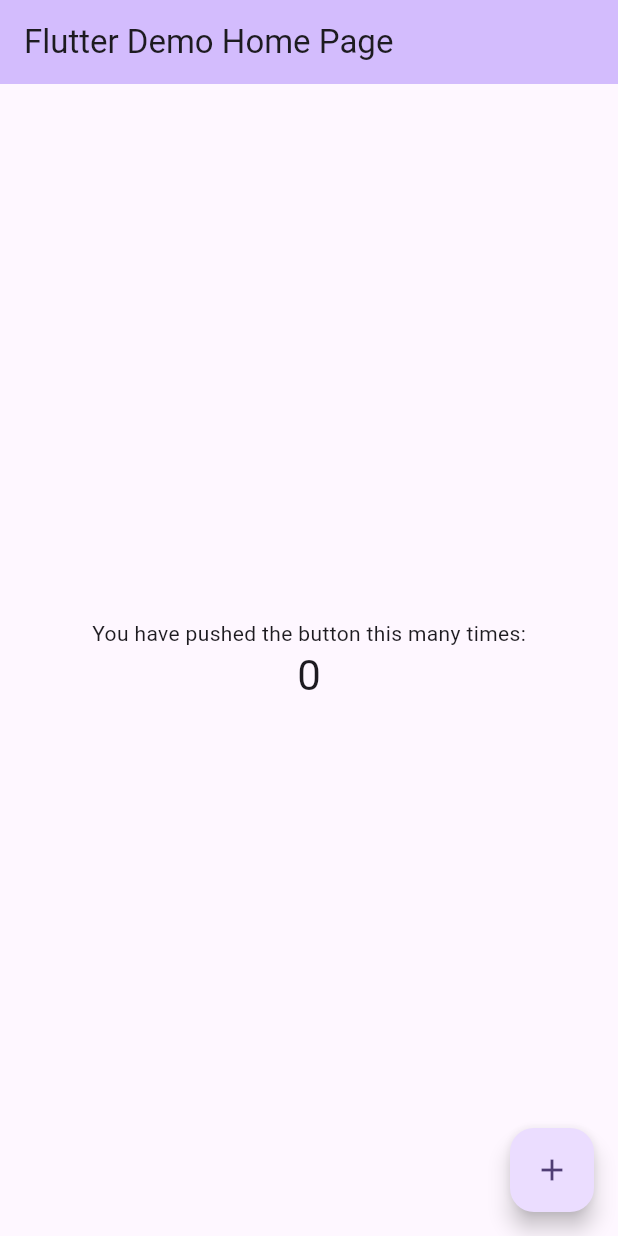
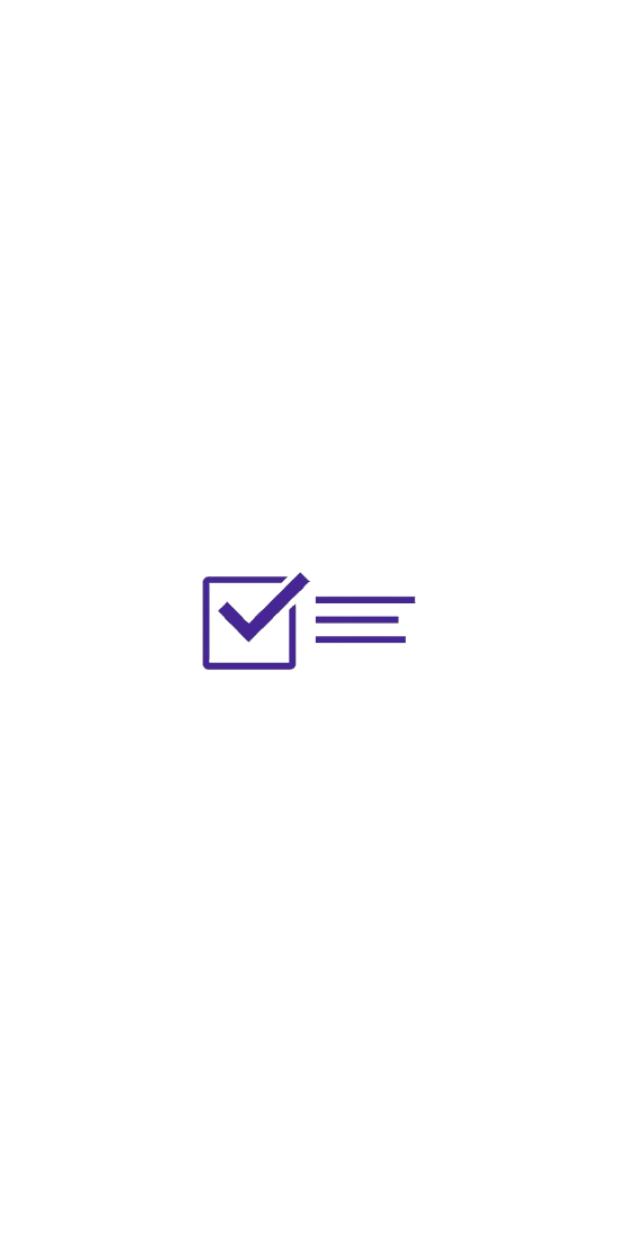
Before and after one commit to PratikAmonkar/doneit, a Flutter app: the first screen one second after launch, on a phone screen of 412 x 824 dp. Run offline on Flutter 3.47's test engine with Material 3 defaults, Android fonts, the phone set to English and light mode, and no system bars; our stand-ins replace flutter_riverpod, go_router.

Commit message:
splash screen added

```diff
--- /dev/null
+++ b/lib/core/constants/app_colors.dart
@@ -0,0 +1,7 @@
+import 'dart:ui';
+
+class AppColors {
+  static const Color fontColor1 = Color(0xFF37474F);
+  static const Color backgroundColor = Color(0xFFFFFFFF);
+  static const Color white1 = Color(0xFFFFFFFF);
+}
--- /dev/null
+++ b/lib/core/routes/routes.dart
@@ -0,0 +1,23 @@
+import 'package:DoneIt/presentation/screens/main_screen.dart';
+import 'package:go_router/go_router.dart';
+
+import '../../presentation/screens/splash_screen.dart';
+
+final router = GoRouter(
+  initialLocation: "/splash",
+  routes: [
+    GoRoute(path: "/splash", builder: (context, state) => const SplashScreen()),
+    GoRoute(
+      path: "/main-screen",
+      builder: (context, state) => const MainScreen(),
+    ),
+
+    /*GoRoute(
+      path: "/category-detail/:type",
+      builder: (context, state) {
+        final productType = state.pathParameters['type'];
+        return CategoryDetailScreen(type: productType);
+      },
+    ),*/
+  ],
+);
--- a/lib/main.dart
+++ b/lib/main.dart
@@ -1,3 +1,4 @@
+import 'package:DoneIt/core/routes/routes.dart';
 import 'package:flutter/material.dart';
 
 void main() {
@@ -7,116 +8,16 @@ void main() {
 class MyApp extends StatelessWidget {
   const MyApp({super.key});
 
-  // This widget is the root of your application.
   @override
   Widget build(BuildContext context) {
-    return MaterialApp(
-      title: 'Flutter Demo',
+    return MaterialApp.router(
+      title: 'DoneIt',
+      debugShowCheckedModeBanner: false,
       theme: ThemeData(
-        // This is the theme of your application.
-        //
-        // TRY THIS: Try running your application with "flutter run". You'll see
-        // the application has a purple toolbar. Then, without quitting the app,
-        // try changing the seedColor in the colorScheme below to Colors.green
-        // and then invoke "hot reload" (save your changes or press the "hot
-        // reload" button in a Flutter-supported IDE, or press "r" if you used
-        // the command line to start the app).
-        //
-        // Notice that the counter didn't reset back to zero; the application
-        // state is not lost during the reload. To reset the state, use hot
-        // restart instead.
-        //
-        // This works for code too, not just values: Most code changes can be
-        // tested with just a hot reload.
         colorScheme: ColorScheme.fromSeed(seedColor: Colors.deepPurple),
+        useMaterial3: true,
       ),
-      home: const MyHomePage(title: 'Flutter Demo Home Page'),
+      routerConfig: router,
     );
   }
 }
-
-class MyHomePage extends StatefulWidget {
-  const MyHomePage({super.key, required this.title});
-
-  // This widget is the home page of your application. It is stateful, meaning
-  // that it has a State object (defined below) that contains fields that affect
-  // how it looks.
-
-  // This class is the configuration for the state. It holds the values (in this
-  // case the title) provided by the parent (in this case the App widget) and
-  // used by the build method of the State. Fields in a Widget subclass are
-  // always marked "final".
-
-  final String title;
-
-  @override
-  State<MyHomePage> createState() => _MyHomePageState();
-}
-
-class _MyHomePageState extends State<MyHomePage> {
-  int _counter = 0;
-
-  void _incrementCounter() {
-    setState(() {
-      // This call to setState tells the Flutter framework that something has
-      // changed in this State, which causes it to rerun the build method below
-      // so that the display can reflect the updated values. If we changed
-      // _counter without calling setState(), then the build method would not be
-      // called again, and so nothing would appear to happen.
-      _counter++;
-    });
-  }
-
-  @override
-  Widget build(BuildContext context) {
-    // This method is rerun every time setState is called, for instance as done
-    // by the _incrementCounter method above.
-    //
-    // The Flutter framework has been optimized to make rerunning build methods
-    // fast, so that you can just rebuild anything that needs updating rather
-    // than having to individually change instances of widgets.
-    return Scaffold(
-      appBar: AppBar(
-        // TRY THIS: Try changing the color here to a specific color (to
-        // Colors.amber, perhaps?) and trigger a hot reload to see the AppBar
-        // change color while the other colors stay the same.
-        backgroundColor: Theme.of(context).colorScheme.inversePrimary,
-        // Here we take the value from the MyHomePage object that was created by
-        // the App.build method, and use it to set our appbar title.
-        title: Text(widget.title),
-      ),
-      body: Center(
-        // Center is a layout widget. It takes a single child and positions it
-        // in the middle of the parent.
-        child: Column(
-          // Column is also a layout widget. It takes a list of children and
-          // arranges them vertically. By default, it sizes itself to fit its
-          // children horizontally, and tries to be as tall as its parent.
-          //
-          // Column has various properties to control how it sizes itself and
-          // how it positions its children. Here we use mainAxisAlignment to
-          // center the children vertically; the main axis here is the vertical
-          // axis because Columns are vertical (the cross axis would be
-          // horizontal).
-          //
-          // TRY THIS: Invoke "debug painting" (choose the "Toggle Debug Paint"
-          // action in the IDE, or press "p" in the console), to see the
-          // wireframe for each widget.
-          mainAxisAlignment: MainAxisAlignment.center,
-          children: <Widget>[
-            const Text('You have pushed the button this many times:'),
-            Text(
-              '$_counter',
-              style: Theme.of(context).textTheme.headlineMedium,
-            ),
-          ],
-        ),
-      ),
-      floatingActionButton: FloatingActionButton(
-        onPressed: _incrementCounter,
-        tooltip: 'Increment',
-        child: const Icon(Icons.add),
-      ), // This trailing comma makes auto-formatting nicer for build methods.
-    );
-  }
-}
--- /dev/null
+++ b/lib/presentation/screens/splash_screen.dart
@@ -0,0 +1,68 @@
+import 'dart:async';
+
+import 'package:flutter/material.dart';
+import 'package:flutter_riverpod/flutter_riverpod.dart';
+import 'package:go_router/go_router.dart';
+
+import '../../core/constants/app_colors.dart';
+import '../components/System Ui/system_ui.dart';
+
+class SplashScreen extends ConsumerStatefulWidget {
+  const SplashScreen({super.key});
+
+  @override
+  ConsumerState<SplashScreen> createState() => _SplashScreenState();
+}
+
+class _SplashScreenState extends ConsumerState<SplashScreen> {
+  Timer? _timer;
+
+  @override
+  void initState() {
+    super.initState();
+    systemUiConfig();
+
+    _timer = Timer(const Duration(seconds: 3), () {
+      GoRouter.of(context).pushReplacement("/main-screen");
+    });
+  }
+
+  @override
+  void dispose() {
+    _timer?.cancel();
+    super.dispose();
+  }
+
+  @override
+  Widget build(BuildContext context) {
+    return SafeArea(
+      child: Scaffold(
+        backgroundColor: AppColors.backgroundColor,
+        body: Padding(
+          padding: const EdgeInsets.symmetric(vertical: 16.0),
+          child: Center(
+            child: Column(
+              mainAxisAlignment: MainAxisAlignment.center,
+              children: [
+                Expanded(
+                  child: Column(
+                    mainAxisAlignment: MainAxisAlignment.center,
+                    crossAxisAlignment: CrossAxisAlignment.center,
+                    children: [
+                      Image.asset(
+                        "assets/app_logo.png",
+                        width: 300.0,
+                        height: 300.0,
+                        // fit: BoxFit.fill,
+                      ),
+                    ],
+                  ),
+                ),
+              ],
+            ),
+          ),
+        ),
+      ),
+    );
+  }
+}
```
Also changed, not shown: lib/presentation/components/Spacer/spacer.dart (added, +13 -0 lines), lib/presentation/components/System Ui/system_ui.dart (added, +18 -0 lines), lib/presentation/components/Text/text.dart (added, +216 -0 lines), lib/presentation/screens/main_screen.dart (added, +15 -0 lines), pubspec.yaml (+21 -0 lines), assets/app_logo.png (added), fonts/Roboto-Black.ttf (added), fonts/Roboto-Bold.ttf (added), fonts/Roboto-Light.ttf (added), fonts/Roboto-Medium.ttf (added), fonts/Roboto-Regular.ttf (added), fonts/Roboto-Thin.ttf (added), pubspec.lock, 1 other file.
